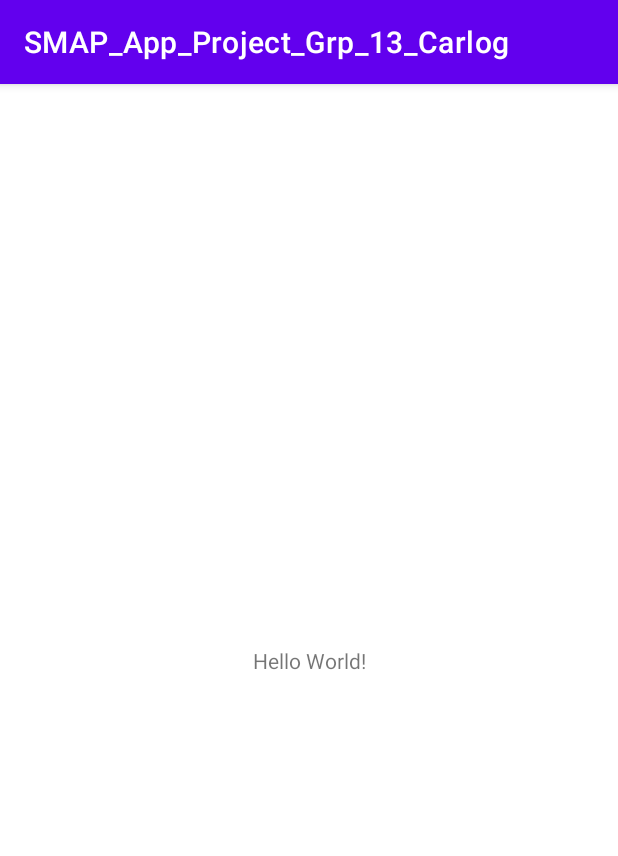
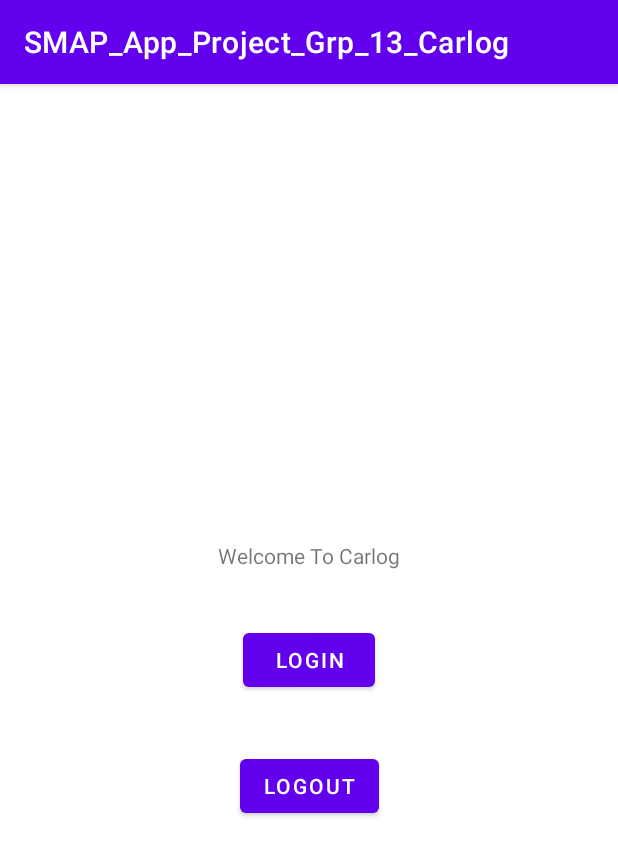
Before and after one commit to Ravalian/App_Project_Gruppe_13_SMAP_v2, an Android app: the screen it shows after launch (LoginActivity), on a phone screen of 412 x 824 dp. Shown: the top 856 px of the screen. Run offline under Robolectric (Android 15) with nearby library versions, the phone set to English and light mode, and no system bars; our stand-ins replace Firebase (no records; nobody signed in at launch, a user with empty details on screens opened directly); libraries missing offline, so code that uses them is left out: com.firebase.ui.

Commit message:
Auth
Login works!

```diff
--- a/Carlog/app/build.gradle
+++ b/Carlog/app/build.gradle
@@ -1,5 +1,6 @@
 plugins {
     id 'com.android.application'
+    id 'com.google.gms.google-services'
 }
 
 android {
@@ -30,6 +31,7 @@ android {
 
 dependencies {
 
+    implementation 'com.firebaseui:firebase-ui-auth:6.4.0'
     implementation 'androidx.appcompat:appcompat:1.2.0'
     implementation 'com.google.android.material:material:1.2.1'
     implementation 'androidx.constraintlayout:constraintlayout:2.0.4'
--- a/Carlog/app/src/main/res/layout/activity_main.xml
+++ b/Carlog/app/src/main/res/layout/activity_main.xml
@@ -6,13 +6,33 @@
     android:layout_height="match_parent"
     tools:context=".Activities.LoginActivity">
 
-    <TextView
+    <Button
+        android:id="@+id/logoutBtn"
         android:layout_width="wrap_content"
         android:layout_height="wrap_content"
-        android:text="Hello World!"
+        android:layout_marginTop="36dp"
+        android:text="@string/LogoutBtn"
+        app:layout_constraintEnd_toEndOf="parent"
+        app:layout_constraintStart_toStartOf="parent"
+        app:layout_constraintTop_toBottomOf="@+id/loginBtn" />
+
+    <Button
+        android:id="@+id/loginBtn"
+        android:layout_width="wrap_content"
+        android:layout_height="wrap_content"
+        android:text="@string/Loginbtn"
         app:layout_constraintBottom_toBottomOf="parent"
-        app:layout_constraintLeft_toLeftOf="parent"
-        app:layout_constraintRight_toRightOf="parent"
+        app:layout_constraintEnd_toEndOf="parent"
+        app:layout_constraintStart_toStartOf="parent"
         app:layout_constraintTop_toTopOf="parent" />
 
+    <TextView
+        android:id="@+id/textView"
+        android:layout_width="wrap_content"
+        android:layout_height="wrap_content"
+        android:layout_marginBottom="36dp"
+        android:text="@string/welcome"
+        app:layout_constraintBottom_toTopOf="@+id/loginBtn"
+        app:layout_constraintEnd_toEndOf="parent"
+        app:layout_constraintStart_toStartOf="parent" />
 </androidx.constraintlayout.widget.ConstraintLayout>
--- a/Carlog/app/src/main/res/values/strings.xml
+++ b/Carlog/app/src/main/res/values/strings.xml
@@ -1,3 +1,6 @@
 <resources>
     <string name="app_name">SMAP_App_Project_Grp_13_Carlog</string>
+    <string name="Loginbtn">Login</string>
+    <string name="welcome">Welcome To Carlog</string>
+    <string name="LogoutBtn">Logout</string>
 </resources>
--- a/Carlog/build.gradle
+++ b/Carlog/build.gradle
@@ -6,6 +6,7 @@ buildscript {
     }
     dependencies {
         classpath "com.android.tools.build:gradle:4.1.1"
+        classpath 'com.google.gms:google-services:4.3.4'
 
         // NOTE: Do not place your application dependencies here; they belong
         // in the individual module build.gradle files
```
Also changed, not shown: Carlog/app/src/main/java/com/example/smap_app_project_grp_13_carlog/Activities/LoginActivity.java (+110 -0 lines), 1 other file.
